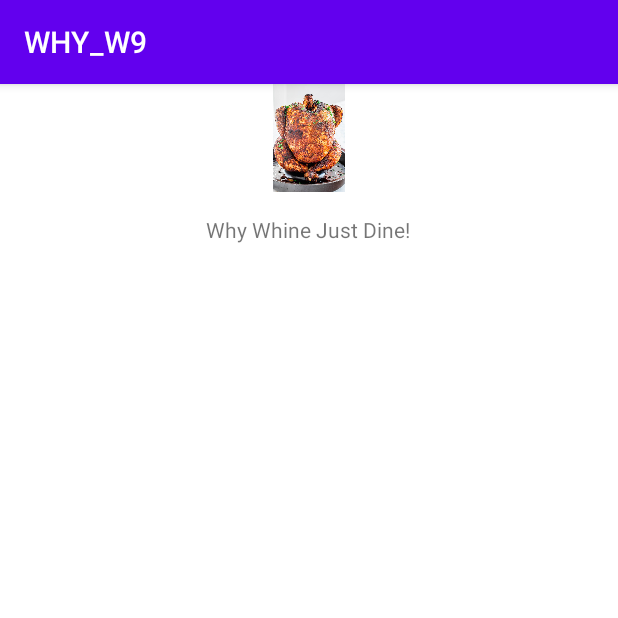
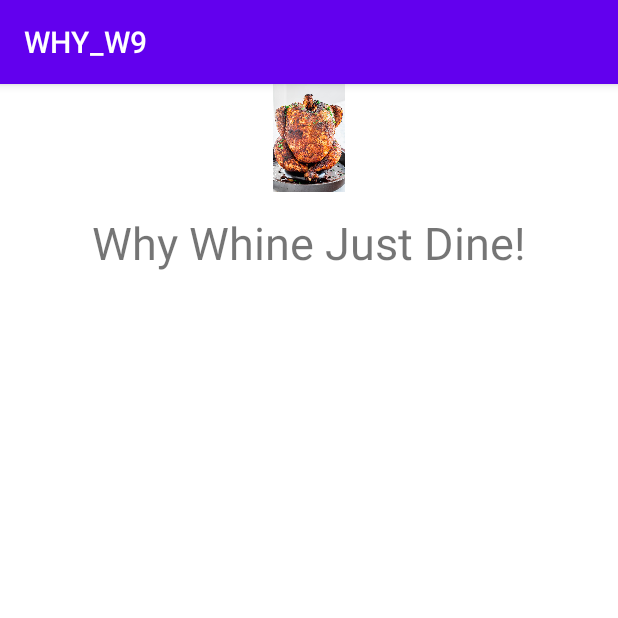
Before and after one commit to Jc2375/WHY_W9, an Android app: the screen it shows after launch (MainActivity), on a phone screen of 412 x 824 dp, the top half of it. Run offline under Robolectric (Android 15) with nearby library versions, the phone set to English and light mode, and no system bars.

Commit message:
comment test

```diff
--- a/app/src/main/res/layout/activity_main.xml
+++ b/app/src/main/res/layout/activity_main.xml
@@ -10,6 +10,7 @@
         android:layout_width="wrap_content"
         android:layout_height="wrap_content"
         android:text="Why Whine Just Dine!"
+        android:textSize="30dip"
         app:layout_constraintBottom_toBottomOf="parent"
         app:layout_constraintHorizontal_bias="0.498"
         app:layout_constraintLeft_toLeftOf="parent"
```
